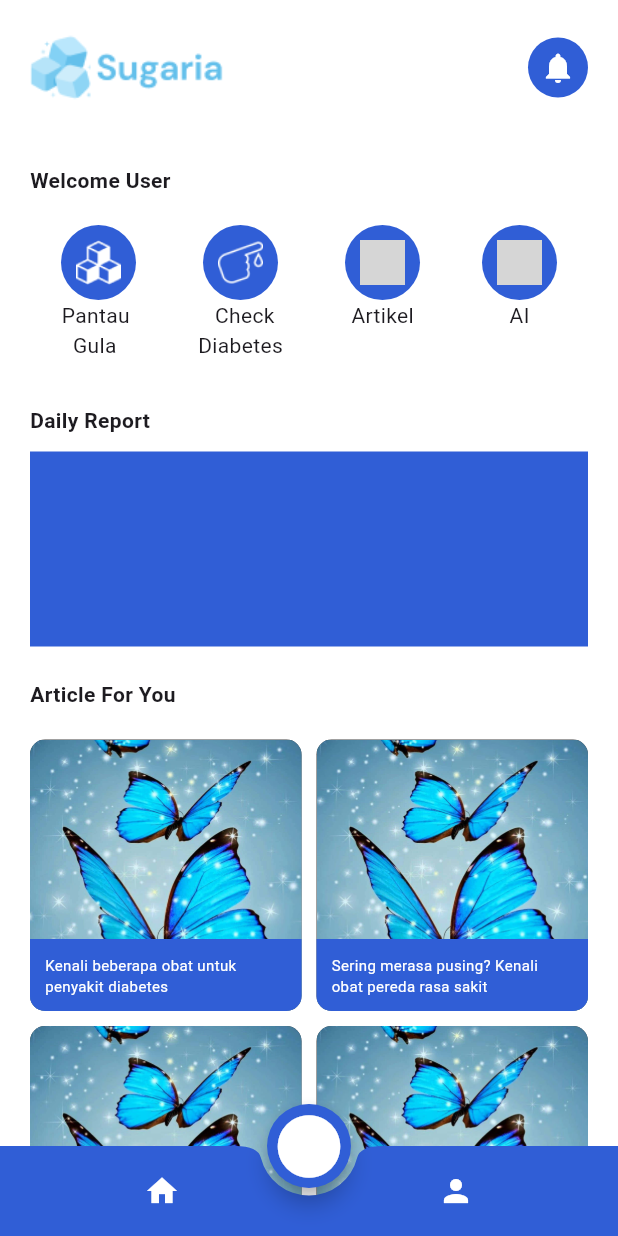
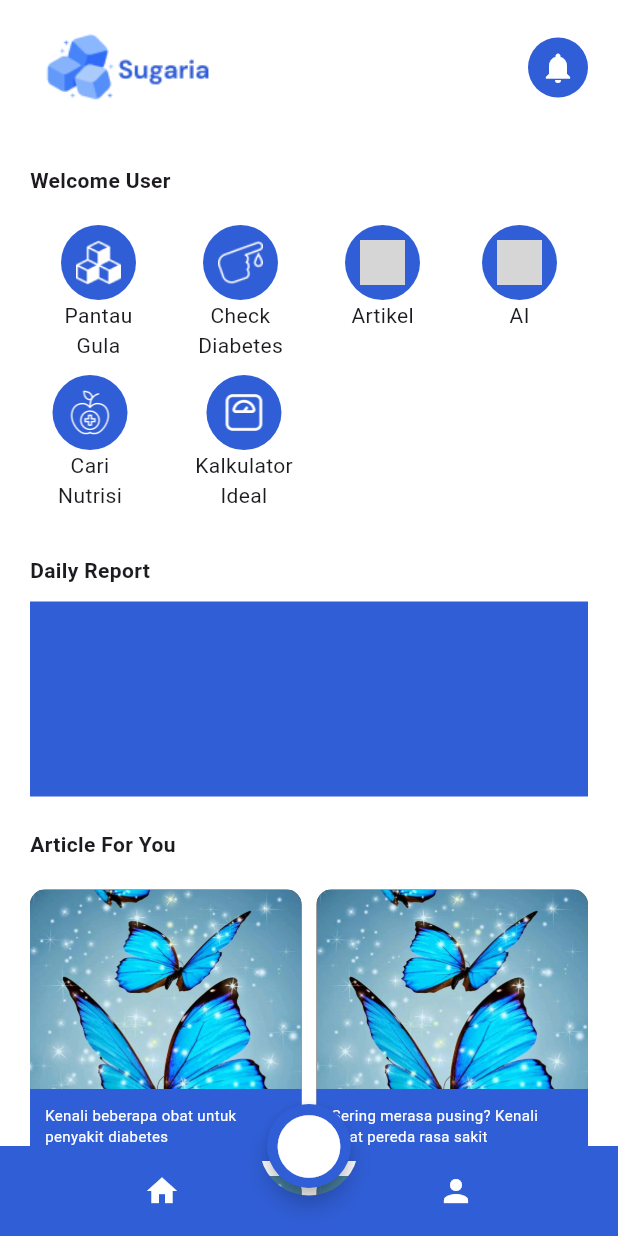
Before and after one commit to zuwhi/glukofit, a Flutter app: the HomePageScreen screen opened by its route, on a phone screen of 412 x 824 dp. Run offline on Flutter 3.47's test engine with Material 3 defaults, Android fonts, the phone set to English and light mode, and no system bars; our stand-ins replace appwrite, cached_network_image, camera, dash_chat_2, dio, easy_date_timeline and 10 more; missing offline and left inert: flutter_tflite, horizontal_picker; grey boxes are pictures that could not be loaded.

Commit message:
route homepage

```diff
--- a/lib/controllers/auth_controller.dart
+++ b/lib/controllers/auth_controller.dart
@@ -83,7 +83,7 @@ class AuthController extends GetxController {
       isLoggedIn.value = true;
       await getUserData(session.userId);
       Get.snackbar('Success', 'Logged in successfully');
-      Get.offAllNamed(AppRoutes.dashboard);
+      Get.offAllNamed(AppRoutes.homepage);
     } catch (e) {
       errorMessage.value = e.toString();
       Get.snackbar('Error', 'Failed to login');
--- a/lib/views/global_widgets/buttomnavbar.dart
+++ b/lib/views/global_widgets/buttomnavbar.dart
@@ -1,4 +1,7 @@
 import 'package:flutter/material.dart';
+import 'package:get/get.dart';
+
+import '../../constants/app_routes.dart';
 
 class CustomBottomNavBar extends StatelessWidget {
   const CustomBottomNavBar({super.key});
@@ -22,6 +25,7 @@ class CustomBottomNavBar extends StatelessWidget {
               color: Colors.white,
             ),
             onPressed: () {
+              Get.toNamed(AppRoutes.homepage);
             },
           ),
           IconButton(
@@ -30,11 +34,11 @@ class CustomBottomNavBar extends StatelessWidget {
               color: Colors.white,
             ),
             onPressed: () {
+              Get.toNamed(AppRoutes.profile);
             },
           ),
         ],
       ),
     );
-
   }
 }
--- a/lib/views/homepage/homepage_view.dart
+++ b/lib/views/homepage/homepage_view.dart
@@ -1,10 +1,17 @@
 import 'package:flutter/material.dart';
+import 'package:glukofit/models/artikel_model.dart';
 import 'package:glukofit/views/global_widgets/buttomnavbar.dart';
 import 'package:get/get.dart';
 import 'package:glukofit/constants/app_routes.dart';
 
+import '../artikel/artikel_detail_view.dart';
+
 class HomePageScreen extends StatefulWidget {
   const HomePageScreen({super.key});
+
+    void navigateToDetailPage(ArtikelModel artikel) {
+    Get.to(() => ArtikelDetailView(artikel: artikel));
+  }
 
   @override
   State<HomePageScreen> createState() => _HomePageScreenState();
@@ -25,7 +32,7 @@ class _HomePageScreenState extends State<HomePageScreen> {
                   children: [
                     SizedBox(
                       child: Image(
-                        image: AssetImage('assets/images/sugaria.png'),
+                        image: AssetImage('assets/icons/sugaria_logo.png'),
                         width: 130,
                         height: 50,
                       ),
@@ -39,10 +46,10 @@ class _HomePageScreenState extends State<HomePageScreen> {
                     )
                   ],
                 ),
-                SizedBox(
+                const SizedBox(
                   height: 40,
                 ),
-                Align(
+                const Align(
                     alignment: Alignment.bottomLeft,
                     child: Text(
                       'Welcome User',
@@ -55,6 +62,9 @@ class _HomePageScreenState extends State<HomePageScreen> {
                   mainAxisAlignment: MainAxisAlignment.spaceAround,
                   children: [
                     GestureDetector(
+                      onTap: () {
+                        Get.toNamed(AppRoutes.tracker);
+                      },
                       child: const SizedBox(
                         height: 100,
                         child: Column(
@@ -69,13 +79,17 @@ class _HomePageScreenState extends State<HomePageScreen> {
                               ),
                             ),
                             Text(
-                              'Pantau \n  Gula',
+                              'Pantau\nGula',
+                              textAlign: TextAlign.center,
                             ),
                           ],
                         ),
                       ),
                     ),
                     GestureDetector(
+                      onTap: () {
+                        Get.toNamed(AppRoutes.diagnosa);
+                      },
                       child: const SizedBox(
                         height: 100,
                         child: Column(
@@ -90,18 +104,24 @@ class _HomePageScreenState extends State<HomePageScreen> {
                                     width: 30,
                                     height: 30)),
                             Text(
-                              '   Check\nDiabetes',
+                              'Check\nDiabetes',
+                              textAlign: TextAlign.center,
                             ),
                           ],
                         ),
                       ),
                     ),
-                    const SizedBox(
+                    GestureDetector(
+                      onTap: () {
+                        Get.toNamed(AppRoutes.artikel);
+                      },
+                      child: const SizedBox(
                         height: 100,
                         child: Column(
                           children: [
                             CircleAvatar(
-                              backgroundColor: Color.fromARGB(255, 48, 94, 214),
+                                backgroundColor:
+                                    Color.fromARGB(255, 48, 94, 214),
                                 radius: 25,
                                 child: Image(
                                     image:
@@ -114,8 +134,9 @@ class _HomePageScreenState extends State<HomePageScreen> {
                           ],
                         ),
                       ),
+                    ),
                     GestureDetector(
-                      onTap: (){
+                      onTap: () {
                         Get.toNamed(AppRoutes.ai);
                       },
                       child: const SizedBox(
@@ -139,32 +160,97 @@ class _HomePageScreenState extends State<HomePageScreen> {
                     ),
                   ],
                 ),
+                Padding(
+                  padding: const EdgeInsets.only(left: 15),
+                  child: Row(
+                    mainAxisAlignment: MainAxisAlignment.start,
+                    children: [
+                      GestureDetector(
+                        onTap: () {
+                          Get.toNamed(AppRoutes.searchNutrisi);
+                        },
+                        child: const SizedBox(
+                          height: 100,
+                          child: Column(
+                            children: [
+                              CircleAvatar(
+                                backgroundColor:
+                                    Color.fromARGB(255, 48, 94, 214),
+                                radius: 25,
+                                child: Image(
+                                  image: AssetImage(
+                                      'assets/images/searchnutrisi.png'),
+                                  width: 30,
+                                  height: 30,
+                                ),
+                              ),
+                              Text(
+                                'Cari \nNutrisi',
+                                textAlign: TextAlign.center,
+                              ),
+                            ],
+                          ),
+                        ),
+                      ),
+                      const SizedBox(
+                        width: 45,
+                      ),
+                      GestureDetector(
+                        onTap: () {
+                          Get.toNamed(AppRoutes.kalkulatorBMI);
+                        },
+                        child: const SizedBox(
+                          height: 100,
+                          child: Column(
+                            children: [
+                              CircleAvatar(
+                                backgroundColor:
+                                    Color.fromARGB(255, 48, 94, 214),
+                                radius: 25,
+                                child: Image(
+                                  image: AssetImage(
+                                      'assets/images/kalkulatorideal.png'),
+                                  width: 30,
+                                  height: 30,
+                                ),
+                              ),
+                              Text(
+                                'Kalkulator\nIdeal',
+                                textAlign: TextAlign.center,
+                              ),
+                            ],
+                          ),
+                        ),
+                      ),
+                    ],
+                  ),
+                ),
                 const SizedBox(
                   height: 20,
                 ),
-                Align(
+                const Align(
                     alignment: Alignment.bottomLeft,
                     child: Text(
                       'Daily Report',
                       style: TextStyle(fontWeight: FontWeight.bold),
                     )),
-                SizedBox(
+                const SizedBox(
                   height: 11,
                 ),
                 Container(
-                  color: Color.fromARGB(255, 48, 94, 214),
+                  color: const Color.fromARGB(255, 48, 94, 214),
                   height: 130,
                 ),
-                SizedBox(
+                const SizedBox(
                   height: 22,
                 ),
-                Align(
+                const Align(
                     alignment: Alignment.centerLeft,
                     child: Text(
                       'Article For You',
                       style: TextStyle(fontWeight: FontWeight.bold),
                     )),
-                SizedBox(
+                const SizedBox(
                   height: 20,
                 ),
                 Container(
@@ -192,11 +278,14 @@ class _HomePageScreenState extends State<HomePageScreen> {
       ),
       extendBody: true,
       floatingActionButton: FloatingActionButton(
-        backgroundColor: Color.fromARGB(255, 48, 94, 214),
-        onPressed: () {},
+        backgroundColor: const Color.fromARGB(255, 48, 94, 214),
+        onPressed: () {
+          Get.toNamed(AppRoutes.scanner);
+        },
         shape: const CircleBorder(),
         child: const Icon(
-          Icons.circle,size: 50,
+          Icons.circle,
+          size: 50,
           color: Colors.white,
         ),
       ),
@@ -225,15 +314,15 @@ class _HomePageScreenState extends State<HomePageScreen> {
             left: 0,
             right: 0,
             child: Container(
-              padding: EdgeInsets.all(10.0),
-              decoration: BoxDecoration(
+              padding: const EdgeInsets.all(10.0),
+              decoration: const BoxDecoration(
                 color: Color.fromARGB(255, 48, 94, 214),
                 borderRadius:
                     BorderRadius.vertical(bottom: Radius.circular(10)),
               ),
               child: Text(
                 text,
-                style: TextStyle(
+                style: const TextStyle(
                   color: Colors.white,
                   fontSize: 10,
                 ),
```
Also changed, not shown: assets/icons/sugaria_logo.png, assets/icons/sugaria_splash.png, assets/images/kalkulatorideal.png (added), assets/images/searchnutrisi.png (added). Lines whose indentation alone changed are shown as unchanged.
